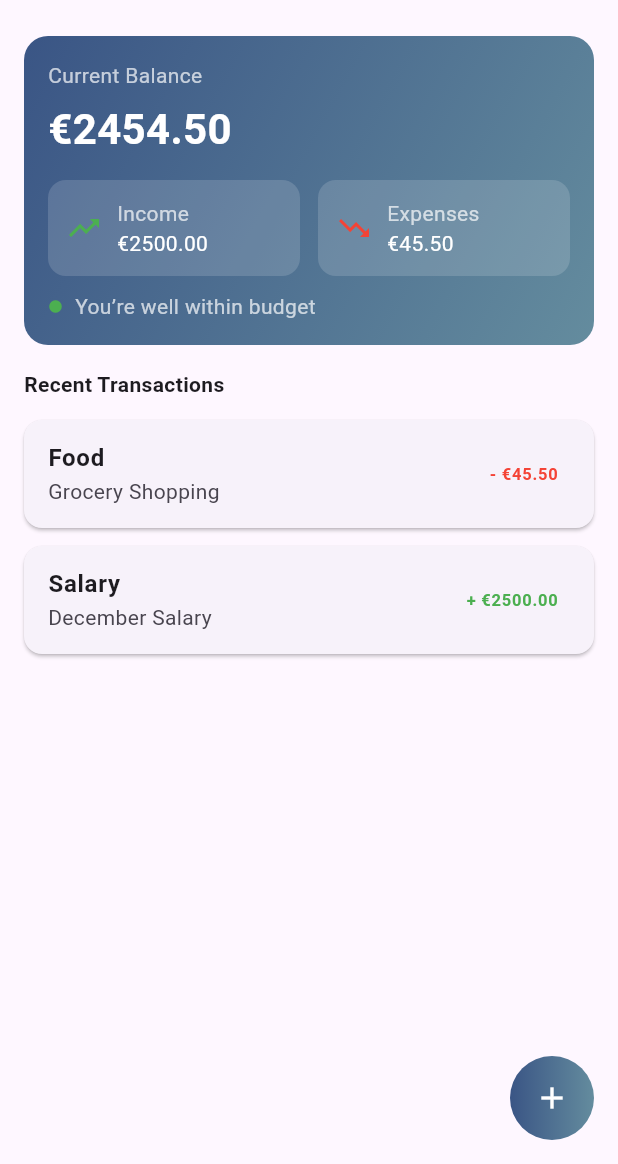
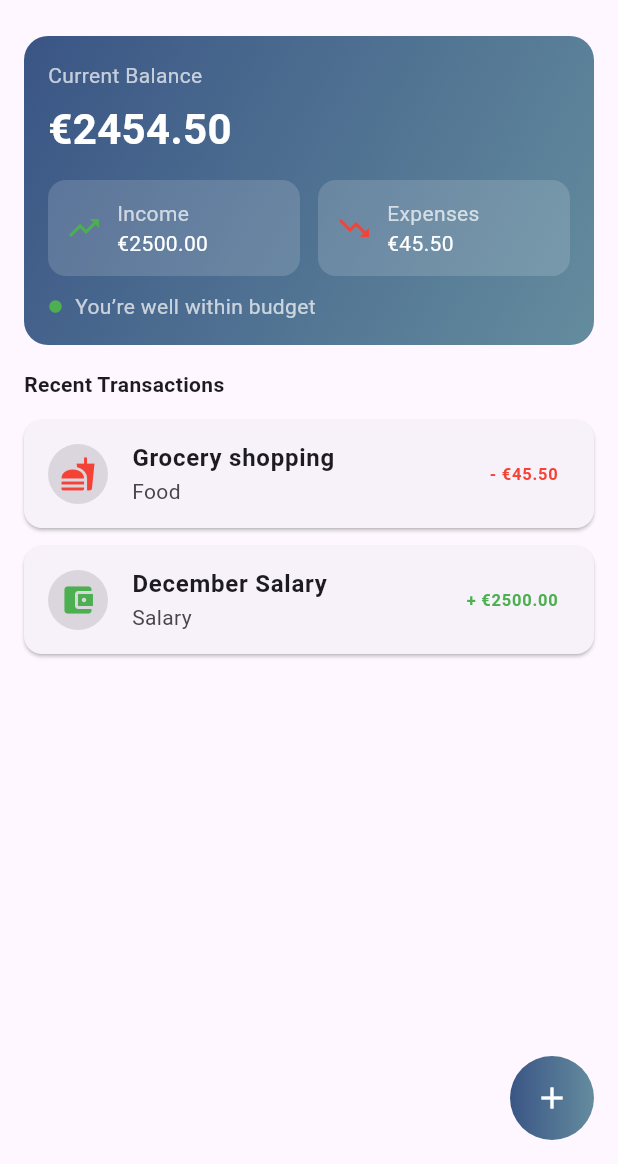
Before and after one commit to HayleyBusuttil/CrossPlatfromHome, a Flutter app: the screen it shows after launch, on a phone screen of 412 x 824 dp, the part 72-1236 px from its top. Run offline on Flutter 3.47's test engine with Material 3 defaults, Android fonts, the phone set to English and light mode, and no system bars.

Commit message:
Updated transaction_item and the home_screen to include icons in the recent transactions

```diff
--- a/lib/screens/home_screen.dart
+++ b/lib/screens/home_screen.dart
@@ -13,18 +13,18 @@ class HomeScreen extends StatefulWidget {
 class _HomeScreenState extends State<HomeScreen> {
   final List<WalletTransaction> _txs = [
     WalletTransaction(
-      title: "Food",
+      title: "Grocery shopping",
       amount: 45.50,
       date: DateTime.now(),
       type: TxType.expense,
-      category: "Grocery Shopping",
+      category: "Food",
     ),
     WalletTransaction(
-      title: "Salary",
+      title: "December Salary",
       amount: 2500.00,
       date: DateTime.now(),
       type: TxType.income,
-      category: "December Salary",
+      category: "Salary",
     ),
   ];
 
--- a/lib/widgets/transaction_item.dart
+++ b/lib/widgets/transaction_item.dart
@@ -15,6 +15,13 @@ class TransactionItem extends StatelessWidget {
     return Card(
       margin: const EdgeInsets.symmetric(horizontal: 16, vertical: 6),
       child: ListTile(
+        leading: CircleAvatar(
+          backgroundColor: const Color.fromARGB(29, 0, 0, 0),
+          child: Icon(
+            _categoryIcon(tx.category),
+            color: isIncome ? Colors.green : Colors.red,
+          ),
+        ),
         title: Text(tx.title, style: const TextStyle(fontWeight: FontWeight.bold)),
         subtitle: Text(tx.category),
         trailing: Text(
@@ -24,4 +31,25 @@ class TransactionItem extends StatelessWidget {
       ),
     );
   }
+
+// Helper to get category icon to show in transaction item
+  IconData _categoryIcon(String category) {
+  switch (category) {
+    case "Food":
+      return Icons.fastfood;
+    case "Transport":
+      return Icons.directions_bus;
+    case "Entertainment":
+      return Icons.movie;
+    case "Bills":
+      return Icons.receipt_long;
+    case "Salary":
+      return Icons.account_balance_wallet;
+    case "Freelance":
+      return Icons.work;
+    default:
+      return Icons.category;
+  }
 }
+
+}
```
